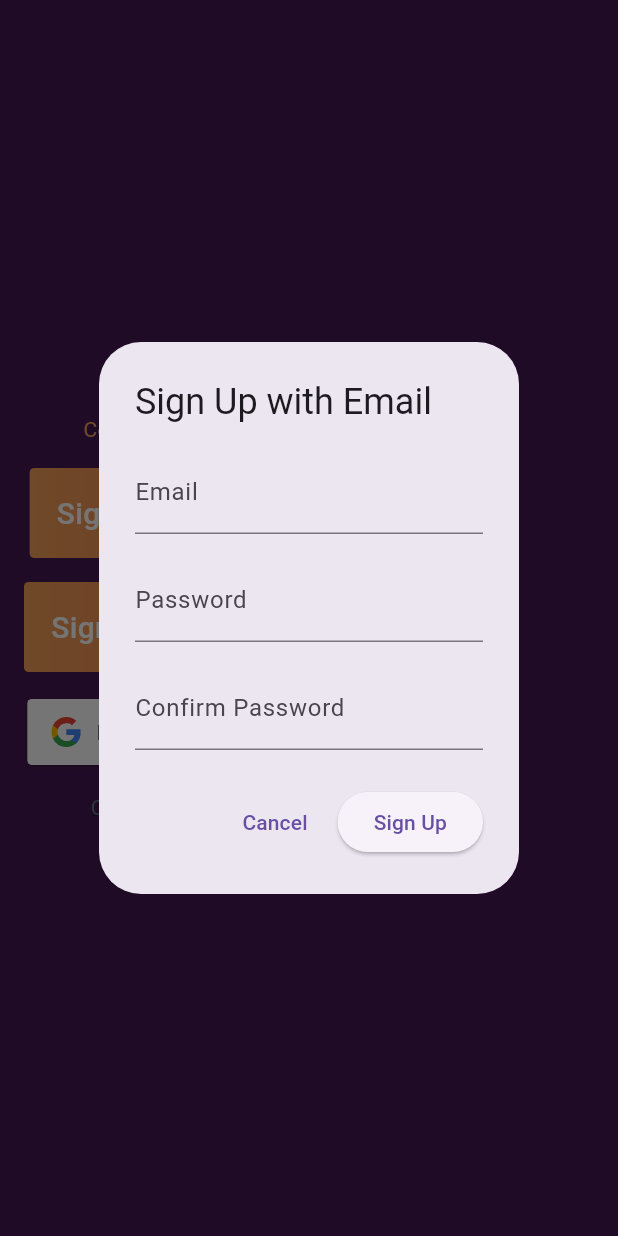
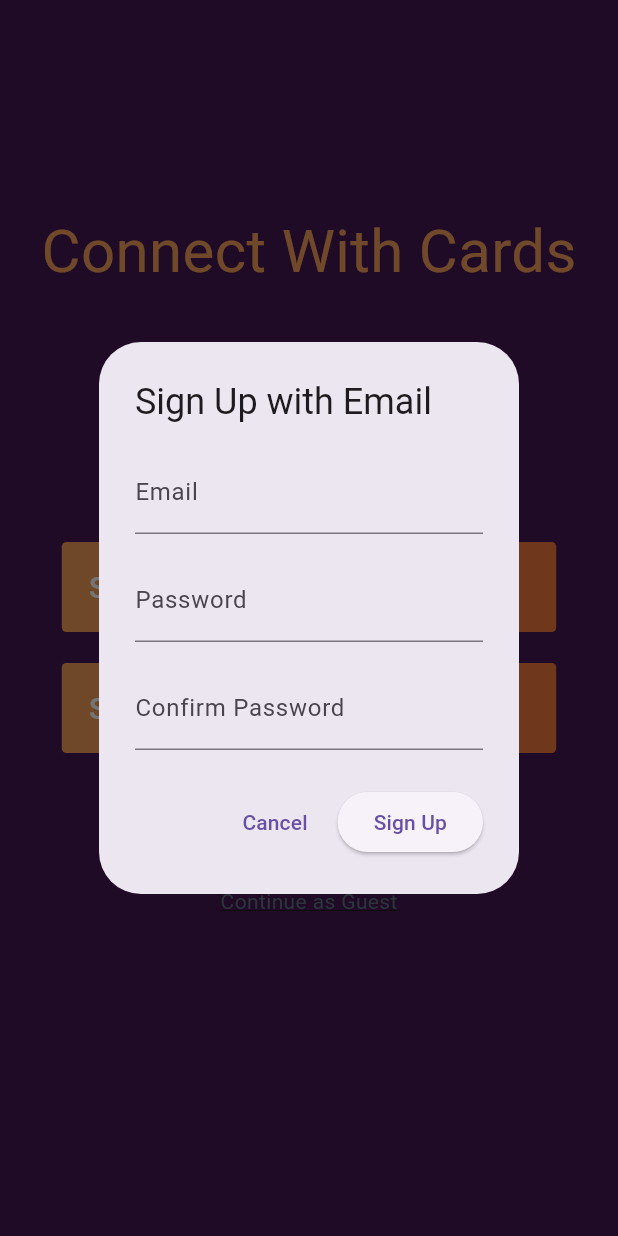
Before and after one commit to Gipeio/eTarot, a Flutter app: the screen it shows after launch, after a tap on "Sign Up with Email", on a phone screen of 412 x 824 dp. Run offline on Flutter 3.47's test engine with Material 3 defaults, Android fonts, the phone set to English and light mode, and no system bars; our stand-ins replace cloud_firestore, firebase_auth, firebase_core, flutter_svg, google_sign_in; accounts and stored records are empty.

Commit message:
finished auth page

```diff
--- a/lib/pages/authentification_page.dart
+++ b/lib/pages/authentification_page.dart
@@ -21,33 +21,38 @@ class _HomePageState extends State<HomePage> {
 
   @override
   Widget build(BuildContext context) {
+    double screenWidth;
     return Scaffold(
       backgroundColor: Style.backgroundColor,
       body: Padding(
         padding: const EdgeInsets.all(16.0),
         child: Column(
-          mainAxisAlignment: MainAxisAlignment.center,
           children: [
-            const Text('Connect With Cards',
-              style: TextStyle(
-                color: Style.itemColor
+            SizedBox(height: MediaQuery.of(context).size.height * 0.15),
+            const Center(
+              child: Text(
+                'Connect With Cards',
+                style: TextStyle(
+                  fontSize: 40,
+                  color: Style.itemColor,
+                ),
               ),
             ),
-            SizedBox(height: 16.0),
+            SizedBox(height: MediaQuery.of(context).size.height * 0.2),
             CustomButtonStyle(
               label: 'Sign In with Email',
               onPressed: () {
                 _showSignInDialog();
               },
             ),
-            SizedBox(height: 16.0),
+            SizedBox(height: MediaQuery.of(context).size.height * 0.025),
             CustomButtonStyle(
               onPressed: () {
                 _showSignUpDialog();
               },
               label: 'Sign Up with Email',
             ),
-            SizedBox(height: 16.0),
+            SizedBox(height: MediaQuery.of(context).size.height * 0.025),
             GoogleLoginButton(
               onPressed: () async {
                 try {
@@ -59,7 +64,7 @@ class _HomePageState extends State<HomePage> {
                 }
               },
             ),
-            SizedBox(height: 16.0),
+            SizedBox(height: MediaQuery.of(context).size.height * 0.025),
             GestureDetector(
               onTap: () {
                 _showGuestWarningDialog(context);
@@ -68,8 +73,7 @@ class _HomePageState extends State<HomePage> {
                 'Continue as Guest',
                 style: TextStyle(
                   color: Style.guestRedirectTextColor, // Text color
-                  decoration:
-                      TextDecoration.underline, // Optional: Add underline
+                  decoration: TextDecoration.underline, // Optional: Add underline
                 ),
               ),
             ),
@@ -84,18 +88,18 @@ class _HomePageState extends State<HomePage> {
       context: context,
       builder: (BuildContext context) {
         return AlertDialog(
-          title: Text('Sign In with Email'),
+          title: const Text('Sign In with Email'),
           content: Column(
             mainAxisSize: MainAxisSize.min,
             children: [
               TextField(
                 controller: emailController,
-                decoration: InputDecoration(labelText: 'Email'),
+                decoration: const InputDecoration(labelText: 'Email'),
               ),
-              SizedBox(height: 16.0),
+              const SizedBox(height: 16.0),
               TextField(
                 controller: passwordController,
-                decoration: InputDecoration(labelText: 'Password'),
+                decoration: const InputDecoration(labelText: 'Password'),
                 obscureText: true,
               ),
             ],
@@ -105,7 +109,7 @@ class _HomePageState extends State<HomePage> {
               onPressed: () {
                 Navigator.pop(context); // Close the dialog
               },
-              child: Text('Cancel'),
+              child: const Text('Cancel'),
             ),
             ElevatedButton(
               onPressed: () async {
@@ -121,7 +125,7 @@ class _HomePageState extends State<HomePage> {
                   print('Error signing in: $e');
                 }
               },
-              child: Text('Sign In'),
+              child: const Text('Sign In'),
             ),
           ],
         );
@@ -134,24 +138,24 @@ class _HomePageState extends State<HomePage> {
       context: context,
       builder: (BuildContext context) {
         return AlertDialog(
-          title: Text('Sign Up with Email'),
+          title: const Text('Sign Up with Email'),
           content: Column(
             mainAxisSize: MainAxisSize.min,
             children: [
               TextField(
                 controller: emailController,
-                decoration: InputDecoration(labelText: 'Email'),
+                decoration: const InputDecoration(labelText: 'Email'),
               ),
-              SizedBox(height: 16.0),
+              const SizedBox(height: 16.0),
               TextField(
                 controller: passwordController,
-                decoration: InputDecoration(labelText: 'Password'),
+                decoration: const InputDecoration(labelText: 'Password'),
                 obscureText: true,
               ),
-              SizedBox(height: 16.0),
+              const SizedBox(height: 16.0),
               TextField(
                 controller: confirmPasswordController,
-                decoration: InputDecoration(labelText: 'Confirm Password'),
+                decoration: const InputDecoration(labelText: 'Confirm Password'),
                 obscureText: true,
               ),
             ],
@@ -161,7 +165,7 @@ class _HomePageState extends State<HomePage> {
               onPressed: () {
                 Navigator.pop(context); // Close the dialog
               },
-              child: Text('Cancel'),
+              child: const Text('Cancel'),
             ),
             ElevatedButton(
               onPressed: () async {
@@ -182,7 +186,7 @@ class _HomePageState extends State<HomePage> {
                   print('Error signing up: $e');
                 }
               },
-              child: Text('Sign Up'),
+              child: const Text('Sign Up'),
             ),
           ],
         );
@@ -210,7 +214,7 @@ class _HomePageState extends State<HomePage> {
                 Navigator.pop(context); // Close the dialog
                 _navigateToAccountPage();
               },
-              child: Text('Continue'),
+              child: const Text('Continue'),
             ),
           ],
         );
--- a/lib/styling/button_style.dart
+++ b/lib/styling/button_style.dart
@@ -15,6 +15,7 @@ class CustomButtonStyle extends StatelessWidget {
     return InkWell(
       onTap: onPressed,
       child: Container(
+        width: MediaQuery.of(context).size.width * 0.8,
         decoration: BoxDecoration(
           borderRadius: BorderRadius.circular(3.0),
           gradient: const LinearGradient(
@@ -26,6 +27,7 @@ class CustomButtonStyle extends StatelessWidget {
         child: Text(
           label,
           style: const TextStyle(
+
             fontSize: 20.0,
             fontWeight: FontWeight.w500,
             color: Colors.white,
--- a/lib/styling/google_login_button_style.dart
+++ b/lib/styling/google_login_button_style.dart
@@ -1,6 +1,5 @@
 import 'package:flutter/material.dart';
-import 'package:flutter_svg/flutter_svg.dart';
-
+import 'package:flutter_svg/svg.dart';
 
 class GoogleLoginButton extends StatelessWidget {
   final VoidCallback onPressed;
@@ -9,7 +8,9 @@ class GoogleLoginButton extends StatelessWidget {
 
   @override
   Widget build(BuildContext context) {
-    return ElevatedButton(
+    return Container(
+      width: MediaQuery.of(context).size.width * 0.6, // Set the desired width
+      child: ElevatedButton(
         onPressed: onPressed,
         style: ButtonStyle(
           padding: MaterialStateProperty.all<EdgeInsetsGeometry>(
@@ -44,6 +45,7 @@ class GoogleLoginButton extends StatelessWidget {
             ),
           ],
         ),
+      ),
     );
   }
 }
```
Lines whose indentation alone changed are shown as unchanged.
